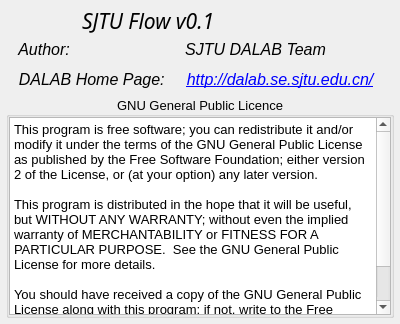
The window that SJTUFlow/SJTUFlow/aboutdialog.ui (SatanWoo/SJTUFlow) describes before a commit, drawn with Qt 5.
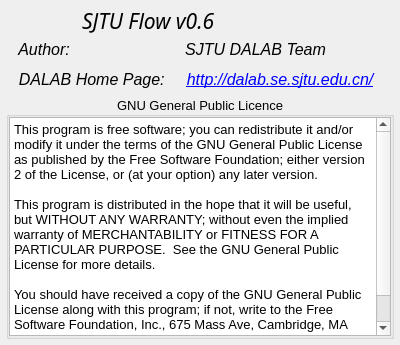
The same window after the commit. Icons and pictures are not drawn.

The edit to the form file:
```diff
--- a/SJTUFlow/SJTUFlow/aboutdialog.ui
+++ b/SJTUFlow/SJTUFlow/aboutdialog.ui
@@ -7,7 +7,7 @@
     <x>0</x>
     <y>0</y>
     <width>400</width>
-    <height>324</height>
+    <height>345</height>
    </rect>
   </property>
   <property name="sizePolicy">
@@ -81,7 +81,7 @@
         </font>
        </property>
        <property name="text">
-        <string>SJTU Flow v0.1</string>
+        <string>SJTU Flow v0.6</string>
        </property>
       </widget>
      </item>
```
Left out of the diff: 6 changed lines with no effect on the pictures.
